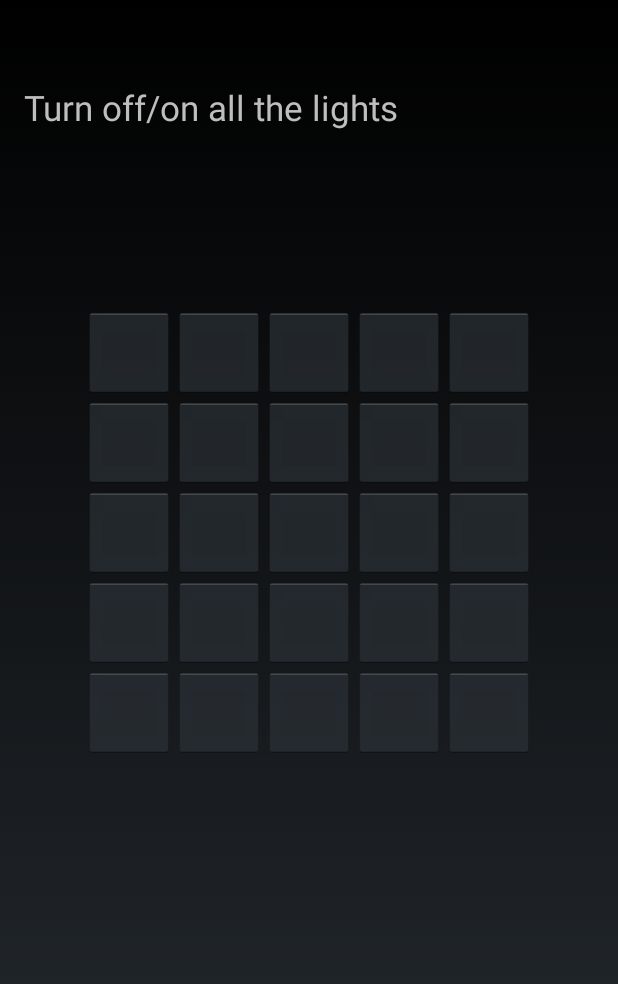
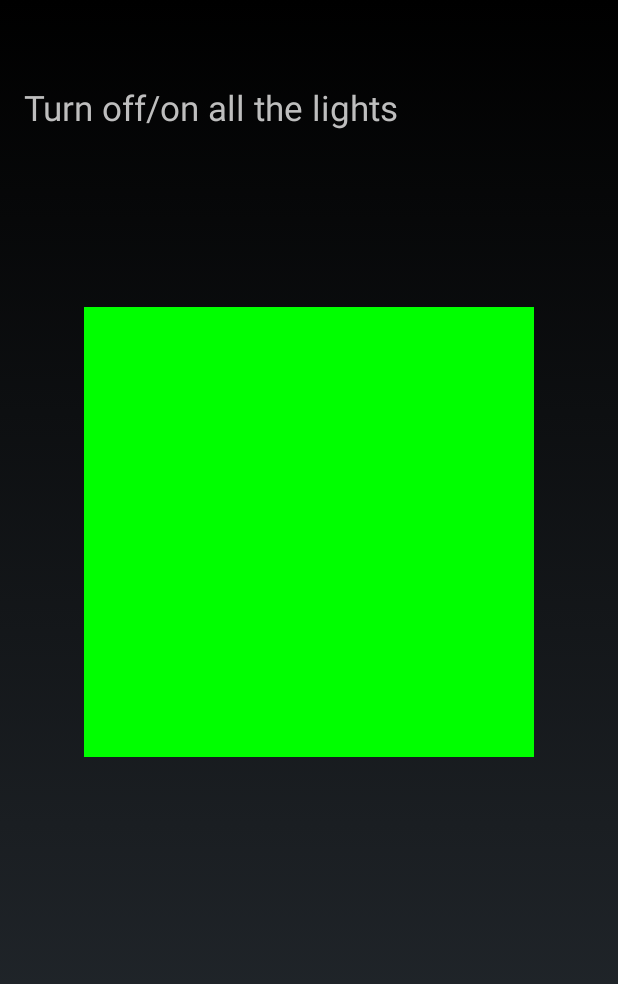
Before and after one commit to gabr/LightsOutAndroid, an Android app: the screen it shows after launch (MainActivity), on a phone screen of 412 x 824 dp. Shown: the top 984 px of the screen. Run offline under Robolectric (Android 15) with nearby library versions, the phone set to English and light mode, and no system bars.

```diff
--- /dev/null
+++ b/app/src/main/java/org/gabr/lightsoutandroid/GridControler.java
@@ -0,0 +1,115 @@
+package org.gabr.lightsoutandroid;
+
+import android.graphics.Color;
+import android.graphics.drawable.ColorDrawable;
+import android.view.View;
+import android.widget.Button;
+import android.widget.GridLayout;
+
+public class GridControler {
+
+    private GridLayout grid;
+    private int enabledColor;
+    private int disabledColor;
+
+    public GridControler(GridLayout grid) {
+        this.grid = grid;
+
+        enabledColor = Color.CYAN;
+        disabledColor = Color.GREEN;
+    }
+
+    public void Move(View view) {
+        Button button = (Button) view;
+
+        int size = grid.getColumnCount();
+        int r, c;
+        r = c = 0;
+
+        for (int i = 0; i < grid.getChildCount(); i++) {
+            if (button == grid.getChildAt(i)) {
+                c = i % size;
+                r = (i - c) / size;
+                break;
+            }
+        }
+
+        Move(r, c);
+    }
+
+    public void Move(int column, int row) {
+        if (column < 0 || column > grid.getColumnCount() - 1 ||
+                row < 0 || row > grid.getRowCount() - 1)
+            return;
+
+        SwitchState(column, row);
+        SwitchState(column - 1, row);
+        SwitchState(column + 1, row);
+        SwitchState(column, row - 1);
+        SwitchState(column, row + 1);
+
+        CheckIfFinished();
+    }
+
+    public void Clear() {
+        EnableBloard(true);
+
+        for (int c = 0; c < grid.getColumnCount(); c++)
+            for (int r = 0; r < grid.getRowCount(); r++)
+                SetState(GetButton(c, r), false);
+    }
+
+    public void RandomBoard() {
+//                Random rand = new Random(DateTime.Now.Millisecond);
+//
+//                int c = grid.ColumnDefinitions.Count;
+//                int r = grid.RowDefinitions.Count;
+//                int maximumMoves = c * r;
+//
+//                int moves = rand.Next(0, maximumMoves);
+//                for (int i = 0; i < moves; i++)
+//                    Move(rand.Next(0, c), rand.Next(0, r));
+    }
+
+    public void CheckIfFinished() {
+        boolean state = GetState(GetButton(0, 0));
+
+        for (int c = 0; c < grid.getColumnCount(); c++)
+            for (int r = 0; r < grid.getRowCount(); r++)
+                if (state != GetState(GetButton(c, r)))
+                    return;
+
+//                if (OnFinish != null)
+//                    OnFinish();
+
+        EnableBloard(false);
+    }
+
+    private void SwitchState(int column, int row) {
+        if (column < 0 || column > grid.getColumnCount() - 1 ||
+                row < 0 || row > grid.getRowCount() - 1)
+            return;
+
+        Button button = GetButton(column, row);
+        SetState(button, !GetState(button));
+    }
+
+    private Button GetButton(int column, int row) {
+        int index = row + column * grid.getColumnCount();
+        return (Button) grid.getChildAt(index);
+    }
+
+    private boolean GetState(Button button) {
+        return ((ColorDrawable)button.getBackground()).getColor() == enabledColor;
+    }
+
+    private void SetState(Button button, boolean state) {
+        button.setBackgroundColor(state ? enabledColor : disabledColor);
+    }
+
+    private void EnableBloard(boolean enable) {
+        for (int c = 0; c < grid.getColumnCount(); c++)
+            for (int r = 0; r < grid.getRowCount(); r++)
+                GetButton(c, r).setEnabled(enable);
+    }
+}
--- a/app/src/main/java/org/gabr/lightsoutandroid/MainActivity.java
+++ b/app/src/main/java/org/gabr/lightsoutandroid/MainActivity.java
@@ -8,6 +8,7 @@ import android.widget.TextView;
 
 public class MainActivity extends Activity {
 
+    private GridControler gridControler;
     private TextView movesCounter;
     private GridLayout grid;
 
@@ -18,8 +19,12 @@ public class MainActivity extends Activity {
 
         movesCounter = (TextView) findViewById(R.id.movesCounter);
         grid = (GridLayout) findViewById(R.id.grid);
+
+        gridControler = new GridControler(grid);
+        gridControler.Clear();
     }
 
     public void onButtonClick(View view) {
+        gridControler.Move(view);
     }
 }
```
